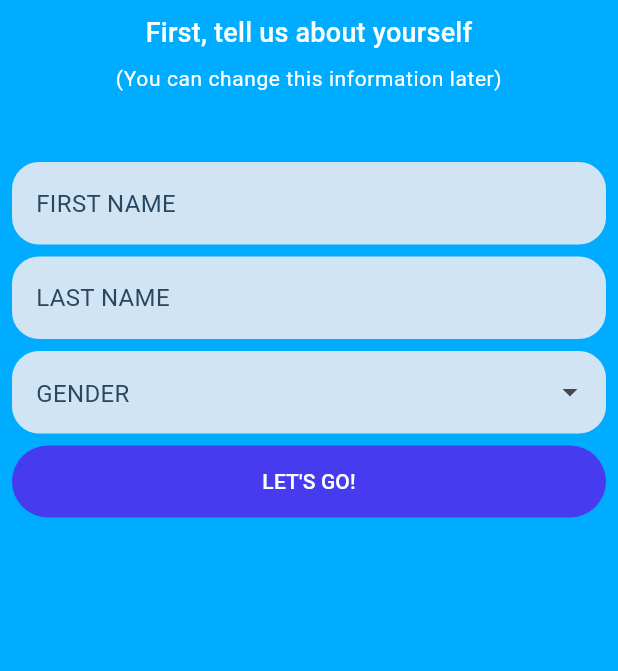
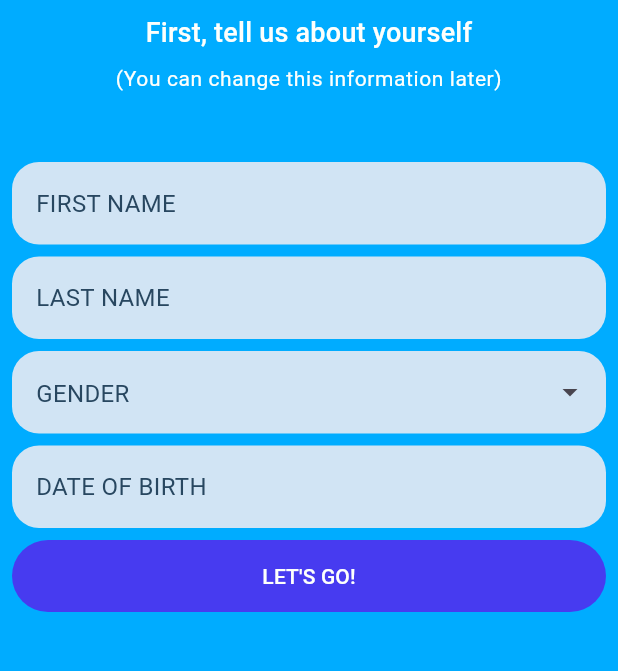
Before and after one commit to HAI-lab-UVA/social-walking-app-v2, a Flutter app: the OnboadingScreen screen opened by its route, on a phone screen of 412 x 824 dp, the part 159-830 px from its top. Run offline on Flutter 3.47's test engine with Material 3 defaults, Android fonts, the phone set to English and light mode, and no system bars; drawn by our look-alikes of dropdown_search; our stand-ins replace cloud_firestore, firebase_auth, firebase_core, flutter_blue_plus, flutter_riverpod, flutter_svg and 4 more; missing offline and left inert: flutter_ble_peripheral; accounts and stored records are empty; Roboto replaces fonts that are missing (Alexandria).

Commit message:
date of birth input field

```diff
--- a/lib/ui/simple_ui.dart
+++ b/lib/ui/simple_ui.dart
@@ -93,50 +93,36 @@ Widget textInputField({
   );
 }
 
-// Widget dropdownMenu({
-//   required String hintText,
-//   required List<String> data,
-//   required TextEditingController controller,
-//   required BuildContext context,
-// }) {
-//   final grayTextStyle = Theme.of(
-//     context,
-//   ).textTheme.bodyMedium!.copyWith(color: SWColor.gray);
-//   return DropdownMenu(
-//     textStyle: grayTextStyle,
-//     controller: controller,
-//     hintText: hintText,
-//     inputDecorationTheme: InputDecorationTheme(
-//       filled: true,
-//       fillColor: SWColor.grayLight,
-//       hintStyle: grayTextStyle,
-//       border: OutlineInputBorder(
-//         borderRadius: BorderRadius.circular(18.0),
-//         borderSide: BorderSide.none,
-//       ),
-//       errorStyle: Theme.of(
-//         context,
-//       ).textTheme.bodySmall!.copyWith(color: SWColor.red),
-//       errorMaxLines: 2,
-//     ),
-//     dropdownMenuEntries: data
-//         .map(
-//           (e) => DropdownMenuEntry(
-//             value: e,
-//             label: e,
-//             style: ButtonStyle(
-//               foregroundColor: WidgetStateProperty.all(SWColor.gray),
-//               backgroundColor: WidgetStateProperty.all(SWColor.grayLight),
-//             ),
-//           ),
-//         )
-//         .toList(),
-//     menuStyle: MenuStyle(
-//       backgroundColor: WidgetStateProperty.all(SWColor.grayLight),
-//     ),
-//     expandedInsets: EdgeInsets.zero,
-//   );
-// }
+Widget tappableReadOnlyInputField({
+  required String hintText,
+  required TextEditingController controller,
+  required BuildContext context,
+  required void Function()? onTap,
+}) {
+  final grayTextStyle = Theme.of(
+    context,
+  ).textTheme.bodyMedium!.copyWith(color: SWColor.gray);
+  return TextFormField(
+    readOnly: true,
+    onTap: onTap,
+    style: grayTextStyle,
+    controller: controller,
+    decoration: InputDecoration(
+      filled: true,
+      fillColor: SWColor.grayLight,
+      hintText: hintText,
+      hintStyle: grayTextStyle,
+      border: OutlineInputBorder(
+        borderRadius: BorderRadius.circular(18.0),
+        borderSide: BorderSide.none,
+      ),
+      errorStyle: Theme.of(
+        context,
+      ).textTheme.bodySmall!.copyWith(color: SWColor.red),
+      errorMaxLines: 2,
+    ),
+  );
+}
 
 Widget dropdownMenu({
   required String hintText,
--- a/lib/views/onboarding/onboarding_screen.dart
+++ b/lib/views/onboarding/onboarding_screen.dart
@@ -7,6 +7,7 @@ import 'package:social_walking_2/repositories/auth_repository.dart';
 import 'package:social_walking_2/repositories/user_repository.dart';
 import 'package:social_walking_2/ui/simple_ui.dart';
 import 'package:social_walking_2/ui/sw_color.dart';
+import 'package:intl/intl.dart';
 
 class OnboadingScreen extends ConsumerStatefulWidget {
   const OnboadingScreen({super.key});
@@ -18,6 +19,8 @@ class OnboadingScreen extends ConsumerStatefulWidget {
 class _OnboadingScreenState extends ConsumerState<OnboadingScreen> {
   final TextEditingController firstNameController = TextEditingController();
   final TextEditingController lastNameController = TextEditingController();
+  final TextEditingController dateOfBirthController = TextEditingController();
+  late DateTime dateOfBirth;
   late String pronouns;
   late SWGender gender;
 
@@ -37,7 +40,7 @@ class _OnboadingScreenState extends ConsumerState<OnboadingScreen> {
           fcmToken: "placeholder",
           firstName: firstNameController.text,
           lastName: lastNameController.text,
-          dateOfBirth: DateTime.now(),
+          dateOfBirth: dateOfBirth,
           gender: gender,
           biography: "placeholder",
           profileImageURL: null,
@@ -59,6 +62,7 @@ class _OnboadingScreenState extends ConsumerState<OnboadingScreen> {
   void dispose() {
     firstNameController.dispose();
     lastNameController.dispose();
+    dateOfBirthController.dispose();
     super.dispose();
   }
 
@@ -136,6 +140,31 @@ class _OnboadingScreenState extends ConsumerState<OnboadingScreen> {
                   return null;
                 },
               ),
+              tappableReadOnlyInputField(
+                hintText: "DATE OF BIRTH",
+                controller: dateOfBirthController,
+                context: context,
+                onTap: () async {
+                  final pickedDate = await showDatePicker(
+                    context: context,
+                    initialDate: DateTime.now(),
+                    firstDate: DateTime.now().subtract(
+                      Duration(days: 365 * 100),
+                    ),
+                    lastDate: DateTime.now(),
+                  );
+                  if (pickedDate != null) {
+                    if (mounted) {
+                      setState(() {
+                        dateOfBirth = pickedDate;
+                        dateOfBirthController.text = DateFormat(
+                          'MM-dd-yyyy',
+                        ).format(pickedDate);
+                      });
+                    }
+                  }
+                },
+              ),
             ],
           ),
         ),
--- a/pubspec.yaml
+++ b/pubspec.yaml
@@ -46,6 +46,7 @@ dependencies:
   flutter_blue_plus: ^2.3.10
   permission_handler: ^12.0.3
   dropdown_search: ^6.0.2
+  intl: ^0.20.2
 
 dev_dependencies:
   flutter_test:
```
Also changed, not shown: pubspec.lock.
